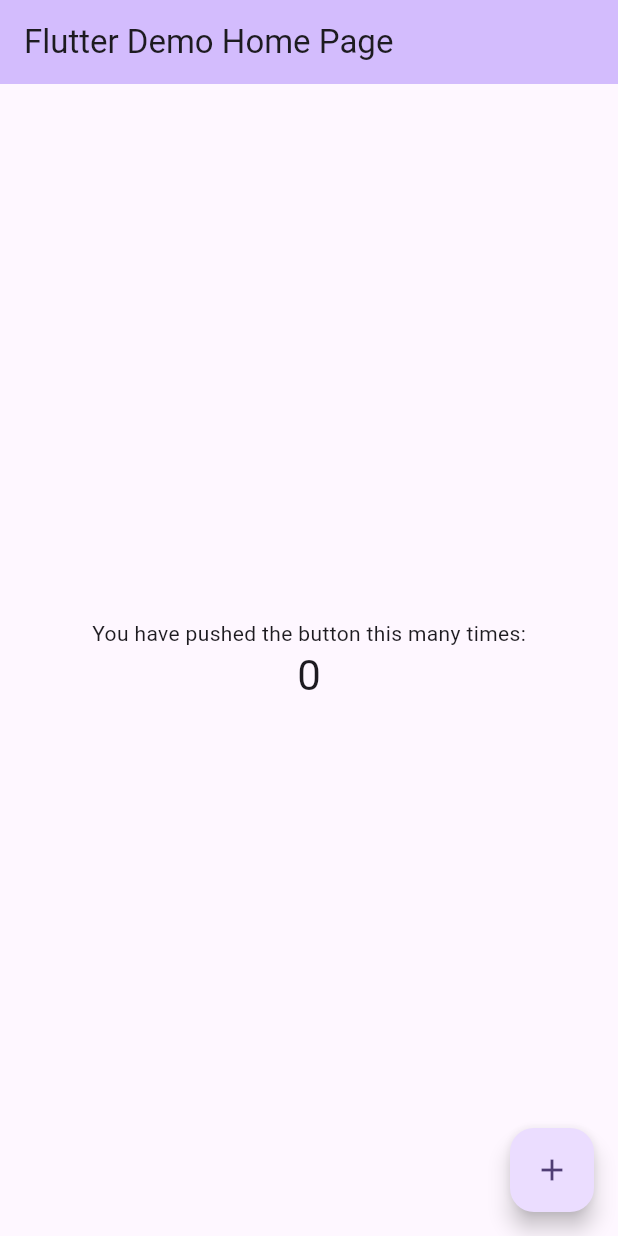
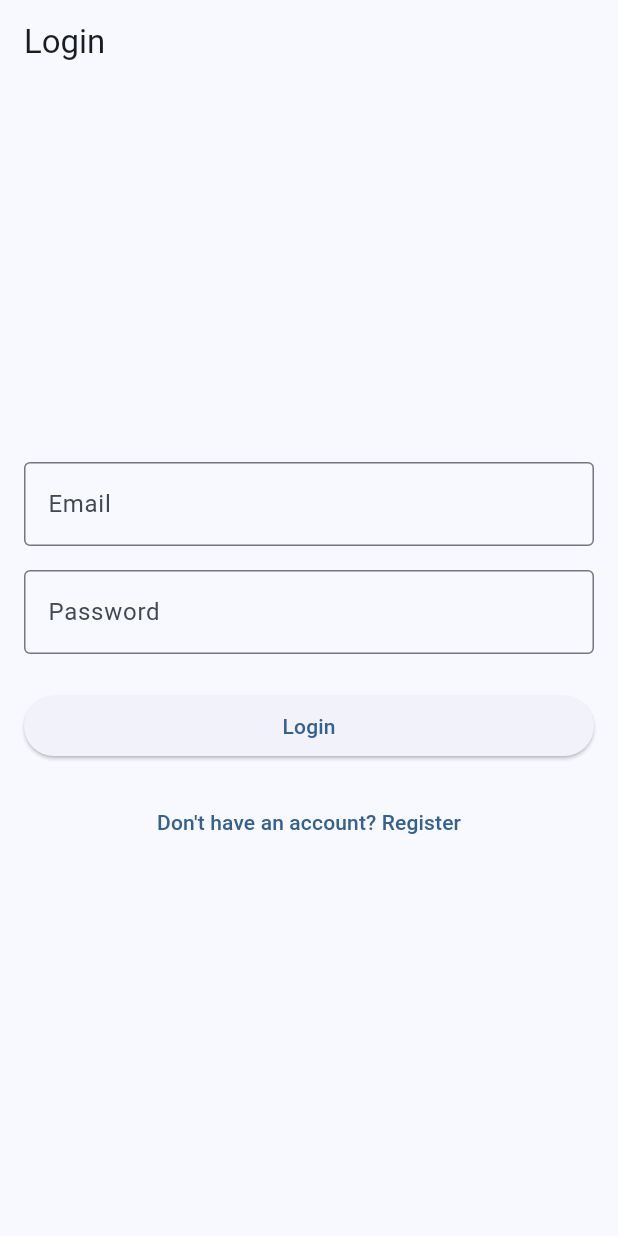
Before and after one commit to KboyVillahermosa/flutter_job_app, a Flutter app: the screen it shows after launch, on a phone screen of 412 x 824 dp. Run offline on Flutter 3.47's test engine with Material 3 defaults, Android fonts, the phone set to English and light mode, and no system bars; our stand-ins replace supabase_flutter; accounts and stored records are empty.

Commit message:
added login and register

```diff
--- /dev/null
+++ b/lib/auth/auth_page.dart
@@ -0,0 +1,56 @@
+import 'package:flutter/material.dart';
+import 'package:supabase_flutter/supabase_flutter.dart';
+import '../main.dart';
+import '../home/home_page.dart';
+import 'login_page.dart';
+
+class AuthPage extends StatefulWidget {
+  const AuthPage({super.key});
+
+  @override
+  State<AuthPage> createState() => _AuthPageState();
+}
+
+class _AuthPageState extends State<AuthPage> {
+  User? _user;
+  bool _isLoading = true;
+
+  @override
+  void initState() {
+    super.initState();
+    _getAuth();
+    supabase.auth.onAuthStateChange.listen((data) {
+      setState(() {
+        _user = data.session?.user;
+      });
+    });
+  }
+
+  Future<void> _getAuth() async {
+    try {
+      setState(() {
+        _isLoading = true;
+      });
+      _user = supabase.auth.currentUser;
+    } catch (e) {
+      debugPrint('Error getting auth: $e');
+    } finally {
+      setState(() {
+        _isLoading = false;
+      });
+    }
+  }
+
+  @override
+  Widget build(BuildContext context) {
+    // Show loading indicator while checking auth
+    if (_isLoading) {
+      return const Scaffold(
+        body: Center(child: CircularProgressIndicator()),
+      );
+    }
+
+    // Redirect to HomePage or LoginPage based on auth status
+    return _user != null ? const HomePage() : const LoginPage();
+  }
+}
--- /dev/null
+++ b/lib/auth/login_page.dart
@@ -0,0 +1,102 @@
+import 'package:flutter/material.dart';
+import 'package:supabase_flutter/supabase_flutter.dart';
+import '../main.dart';
+import 'register_page.dart';
+
+class LoginPage extends StatefulWidget {
+  const LoginPage({super.key});
+
+  @override
+  State<LoginPage> createState() => _LoginPageState();
+}
+
+class _LoginPageState extends State<LoginPage> {
+  final _emailController = TextEditingController();
+  final _passwordController = TextEditingController();
+  bool _isLoading = false;
+  String? _errorMessage;
+
+  @override
+  void dispose() {
+    _emailController.dispose();
+    _passwordController.dispose();
+    super.dispose();
+  }
+
+  Future<void> _signIn() async {
+    setState(() {
+      _isLoading = true;
+      _errorMessage = null;
+    });
+
+    try {
+      await supabase.auth.signInWithPassword(
+        email: _emailController.text.trim(),
+        password: _passwordController.text,
+      );
+    } on AuthException catch (e) {
+      setState(() => _errorMessage = e.message);
+    } catch (e) {
+      setState(() => _errorMessage = 'Unexpected error occurred');
+    } finally {
+      setState(() => _isLoading = false);
+    }
+  }
+
+  @override
+  Widget build(BuildContext context) {
+    return Scaffold(
+      appBar: AppBar(title: const Text('Login')),
+      body: Padding(
+        padding: const EdgeInsets.all(16.0),
+        child: Column(
+          mainAxisAlignment: MainAxisAlignment.center,
+          crossAxisAlignment: CrossAxisAlignment.stretch,
+          children: [
+            TextField(
+              controller: _emailController,
+              decoration: const InputDecoration(
+                labelText: 'Email',
+                border: OutlineInputBorder(),
+              ),
+              keyboardType: TextInputType.emailAddress,
+            ),
+            const SizedBox(height: 16),
+            TextField(
+              controller: _passwordController,
+              decoration: const InputDecoration(
+                labelText: 'Password',
+                border: OutlineInputBorder(),
+              ),
+              obscureText: true,
+            ),
+            if (_errorMessage != null) ...[
+              const SizedBox(height: 16),
+              Text(
+                _errorMessage!,
+                style: const TextStyle(color: Colors.red),
+              ),
+            ],
+            const SizedBox(height: 24),
+            ElevatedButton(
+              onPressed: _isLoading ? null : _signIn,
+              child: _isLoading
+                  ? const CircularProgressIndicator()
+                  : const Text('Login'),
+            ),
+            const SizedBox(height: 16),
+            TextButton(
+              onPressed: () {
+                Navigator.push(
+                  context,
+                  MaterialPageRoute(builder: (context) => const RegisterPage()),
+                );
+              },
+              child: const Text('Don\'t have an account? Register'),
+            ),
+          ],
+        ),
+      ),
+    );
+  }
+}
--- a/lib/main.dart
+++ b/lib/main.dart
@@ -1,123 +1,33 @@
 import 'package:flutter/material.dart';
+import 'package:supabase_flutter/supabase_flutter.dart';
+import 'auth/auth_page.dart';  // Make sure this path is correct
 
+Future<void> main() async {
+  WidgetsFlutterBinding.ensureInitialized();
 
-void main() {
+  await Supabase.initialize(
+    url: 'https://orbpkkhlbplyewcpitct.supabase.co',  // Replace with your actual URL
+    anonKey: 'eyJhbGciOiJIUzI1NiIsInR5cCI6IkpXVCJ9.eyJpc3MiOiJzdXBhYmFzZSIsInJlZiI6Im9yYnBra2hsYnBseWV3Y3BpdGN0Iiwicm9sZSI6ImFub24iLCJpYXQiOjE3NDU4NTQ3ODksImV4cCI6MjA2MTQzMDc4OX0.IhaJoOi98tHW4T9WXwb7aZwkQRcjDSa4vrkD1oTizmc',  // Replace with your actual key
+  );
+
   runApp(const MyApp());
 }
+
+// Access client anywhere in your app
+final supabase = Supabase.instance.client;
 
 class MyApp extends StatelessWidget {
   const MyApp({super.key});
 
-  // This widget is the root of your application.
   @override
   Widget build(BuildContext context) {
     return MaterialApp(
-      title: 'Flutter Demontrations',
+      title: 'Local Service Marketplace',
       theme: ThemeData(
-        // This is the theme of your application.
-        //
-        // TRY THIS: Try running your application with "flutter run". You'll see
-        // the application has a purple toolbar. Then, without quitting the app,
-        // try changing the seedColor in the colorScheme below to Colors.green
-        // and then invoke "hot reload" (save your changes or press the "hot
-        // reload" button in a Flutter-supported IDE, or press "r" if you used
-        // the command line to start the app).
-        //
-        // Notice that the counter didn't reset back to zero; the application
-        // state is not lost during the reload. To reset the state, use hot
-        // restart instead.
-        //
-        // This works for code too, not just values: Most code changes can be
-        // tested with just a hot reload.
-        colorScheme: ColorScheme.fromSeed(seedColor: Colors.deepPurple),
+        colorScheme: ColorScheme.fromSeed(seedColor: Colors.blue),
+        useMaterial3: true,
       ),
-      home: const MyHomePage(title: 'Flutter Demo Home Page'),
+      home: const AuthPage(),  // This should navigate to your AuthPage
     );
   }
 }
-
-class MyHomePage extends StatefulWidget {
-  const MyHomePage({super.key, required this.title});
-
-  // This widget is the home page of your application. It is stateful, meaning
-  // that it has a State object (defined below) that contains fields that affect
-  // how it looks.
-
-  // This class is the configuration for the state. It holds the values (in this
-  // case the title) provided by the parent (in this case the App widget) and
-  // used by the build method of the State. Fields in a Widget subclass are
-  // always marked "final".
-
-  final String title;
-
-  @override
-  State<MyHomePage> createState() => _MyHomePageState();
-}
-
-class _MyHomePageState extends State<MyHomePage> {
-  int _counter = 0;
-
-  void _incrementCounter() {
-    setState(() {
-      // This call to setState tells the Flutter framework that something has
-      // changed in this State, which causes it to rerun the build method below
-      // so that the display can reflect the updated values. If we changed
-      // _counter without calling setState(), then the build method would not be
-      // called again, and so nothing would appear to happen.
-      _counter++;
-    });
-  }
-
-  @override
-  Widget build(BuildContext context) {
-    // This method is rerun every time setState is called, for instance as done
-    // by the _incrementCounter method above.
-    //
-    // The Flutter framework has been optimized to make rerunning build methods
-    // fast, so that you can just rebuild anything that needs updating rather
-    // than having to individually change instances of widgets.
-    return Scaffold(
-      appBar: AppBar(
-        // TRY THIS: Try changing the color here to a specific color (to
-        // Colors.amber, perhaps?) and trigger a hot reload to see the AppBar
-        // change color while the other colors stay the same.
-        backgroundColor: Theme.of(context).colorScheme.inversePrimary,
-        // Here we take the value from the MyHomePage object that was created by
-        // the App.build method, and use it to set our appbar title.
-        title: Text(widget.title),
-      ),
-      body: Center(
-        // Center is a layout widget. It takes a single child and positions it
-        // in the middle of the parent.
-        child: Column(
-          // Column is also a layout widget. It takes a list of children and
-          // arranges them vertically. By default, it sizes itself to fit its
-          // children horizontally, and tries to be as tall as its parent.
-          //
-          // Column has various properties to control how it sizes itself and
-          // how it positions its children. Here we use mainAxisAlignment to
-          // center the children vertically; the main axis here is the vertical
-          // axis because Columns are vertical (the cross axis would be
-          // horizontal).
-          //
-          // TRY THIS: Invoke "debug painting" (choose the "Toggle Debug Paint"
-          // action in the IDE, or press "p" in the console), to see the
-          // wireframe for each widget.
-          mainAxisAlignment: MainAxisAlignment.center,
-          children: <Widget>[
-            const Text('You have pushed the button this many times:'),
-            Text(
-              '$_counter',
-              style: Theme.of(context).textTheme.headlineMedium,
-            ),
-          ],
-        ),
-      ),
-      floatingActionButton: FloatingActionButton(
-        onPressed: _incrementCounter,
-        tooltip: 'Increment',
-        child: const Icon(Icons.add),
-      ), // This trailing comma makes auto-formatting nicer for build methods.
-    );
-  }
-}
--- a/pubspec.yaml
+++ b/pubspec.yaml
@@ -30,6 +30,10 @@ environment:
 dependencies:
   flutter:
     sdk: flutter
+  supabase_flutter: ^2.0.0
+  flutter_secure_storage: ^8.0.0
+  image_picker: ^1.0.4
+  cached_network_image: ^3.3.0
 
   # The following adds the Cupertino Icons font to your application.
   # Use with the CupertinoIcons class for iOS style icons.
```
Also changed, not shown: lib/auth/register_page.dart (added, +190 -0 lines), lib/home/home_page.dart (added, +28 -0 lines), lib/models/profile.dart (added, +53 -0 lines), pubspec.lock, 5 other files.
